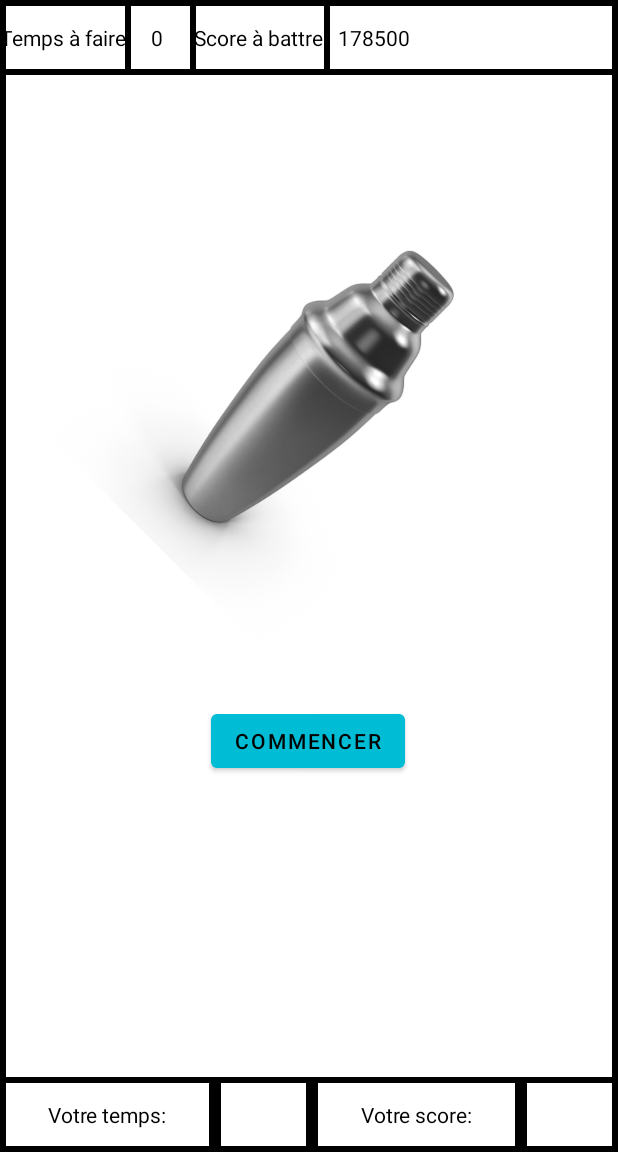
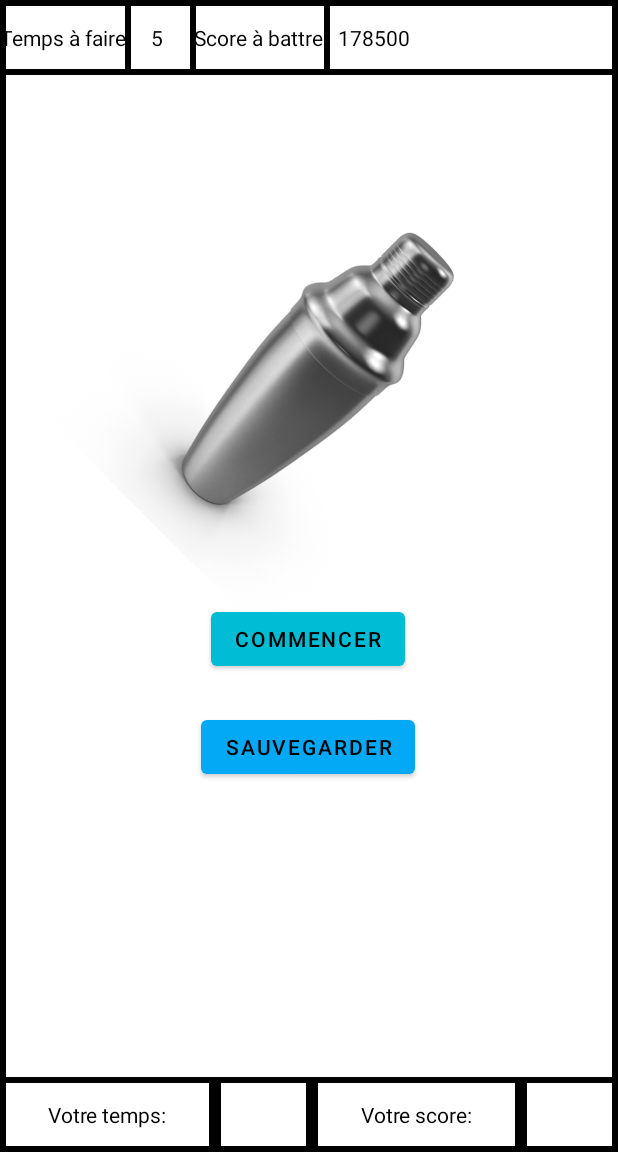
Before and after one commit to Amiralgaby/barman_shaker, an Android app: the screen it shows after launch (JeuActivity), after a tap on "LANCER LE JEU", on a phone screen of 412 x 824 dp, the part 84-1236 px from its top. Run offline under Robolectric (Android 15) with nearby library versions, the phone set to English and light mode, and no system bars.

Commit message:
[Dev] Serialisation

```diff
--- a/Code/Projet_Barman/app/src/main/java/com/example/projet_barman/PartieController.java
+++ b/Code/Projet_Barman/app/src/main/java/com/example/projet_barman/PartieController.java
@@ -74,6 +74,8 @@ public class PartieController implements SensorEventListener {
         return partieActuelle;
     }
 
+    public void setPartieActuelle(Partie partieActuelle) { this.partieActuelle = partieActuelle; }
+
     /**
      * Permet de prendre le temps de la partie selon le temps maximal de secouage
      * @param event l'envent à partir duquel on obtient le temps
--- a/Code/Projet_Barman/app/src/main/java/modele/Manager.java
+++ b/Code/Projet_Barman/app/src/main/java/modele/Manager.java
@@ -26,6 +26,8 @@ public class Manager {
     public static  Manager getInstance() {
         return INSTANCE;
     }
+
+    public PartieController getPartieController() { return partieController; }
 
     public Partie getPartieActuelle() { return partieController.getPartieActuelle(); }
 
--- a/Code/Projet_Barman/app/src/main/java/modele/Niveau.java
+++ b/Code/Projet_Barman/app/src/main/java/modele/Niveau.java
@@ -2,10 +2,12 @@ package modele;
 
 import android.util.Log;
 
+import java.io.Serializable;
+
 /**
  * La classe niveau gère les points minimum, les points du joueur, le shaker utilisé, la condition de victoire
  */
-public class Niveau {
+public class Niveau implements Serializable {
     private Shaker shaker;
 
     private int nbMinPts;
--- a/Code/Projet_Barman/app/src/main/java/modele/Shaker.java
+++ b/Code/Projet_Barman/app/src/main/java/modele/Shaker.java
@@ -1,9 +1,11 @@
 package modele;
+
+import java.io.Serializable;
 
 /**
  * Modèle du Shaker qui contient les données utilisées pour le calcul de réussite du niveau
  */
-public class Shaker {
+public class Shaker implements Serializable {
 
     private float secouageAccumule = 0;
     private long tpsshake;
@@ -16,7 +18,7 @@ public class Shaker {
     public Shaker(int maxpts, int numniveau) {
         System.out.println("Maximum points dans le shaker: "+ maxpts + " Numéro niveau dans le shaker: " + numniveau);
         this.maxpts=maxpts;
-        tpsshake= 0;//(long) Math.pow(2,numniveau);
+        tpsshake= (long) ( (2+numniveau) + Math.random()*(10-5));
     }
 
     public int getMaxpts() { return maxpts; }
--- a/Code/Projet_Barman/app/src/main/res/layout/activity_main.xml
+++ b/Code/Projet_Barman/app/src/main/res/layout/activity_main.xml
@@ -51,16 +51,18 @@
                 android:layout_height="50dp"
                 android:layout_marginTop="76dp"
                 android:text="@string/charger_une_partie"
+                android:onClick="Charger"
                 android:textColor="#000000"
                 android:textColorHint="#000000"
                 app:backgroundTint="#00BCD4" />
 
             <Button
-                android:id="@+id/button3"
+                android:id="@+id/effacer_sauvegarde"
                 android:layout_width="200dp"
                 android:layout_height="50dp"
                 android:layout_marginTop="76dp"
                 android:text="@string/effacer_une_partie"
+                android:onClick="SupprimerSauvegarde"
                 android:textColor="#000000"
                 android:textColorHint="#FFFFFF"
                 app:backgroundTint="#00BCD4" />
--- a/Code/Projet_Barman/app/src/main/res/layout/page_jeu.xml
+++ b/Code/Projet_Barman/app/src/main/res/layout/page_jeu.xml
@@ -1,6 +1,7 @@
 <?xml version="1.0" encoding="utf-8"?>
 <androidx.constraintlayout.widget.ConstraintLayout xmlns:android="http://schemas.android.com/apk/res/android"
     xmlns:app="http://schemas.android.com/apk/res-auto"
+    xmlns:tools="http://schemas.android.com/tools"
     android:layout_width="match_parent"
     android:layout_height="match_parent"
     android:background="@drawable/bordure">
@@ -63,11 +64,11 @@
         android:id="@+id/game"
         android:layout_width="wrap_content"
         android:layout_height="wrap_content"
-        android:layout_marginTop="64dp"
+        android:layout_marginTop="8dp"
+        android:onClick="jouer"
         android:text="@string/commencer"
         android:textColor="#000000"
         app:backgroundTint="#00BCD4"
-        android:onClick="jouer"
         app:layout_constraintEnd_toEndOf="parent"
         app:layout_constraintHorizontal_bias="0.498"
         app:layout_constraintStart_toStartOf="parent"
@@ -77,16 +78,17 @@
         android:id="@+id/imageView2"
         android:layout_width="314dp"
         android:layout_height="284dp"
-        android:layout_marginTop="72dp"
+        android:layout_marginTop="60dp"
+        android:contentDescription="@string/image_du_shaker"
         android:rotation="45"
         app:layout_constraintEnd_toEndOf="parent"
         app:layout_constraintHorizontal_bias="0.494"
         app:layout_constraintStart_toStartOf="parent"
         app:layout_constraintTop_toBottomOf="@+id/linearLayout"
-        app:srcCompat="@drawable/shaker"
-        android:contentDescription="@string/image_du_shaker" />
+        app:srcCompat="@drawable/shaker" />
 
     <LinearLayout
+        android:id="@+id/linearLayout2"
         android:layout_width="match_parent"
         android:layout_height="wrap_content"
         android:background="@drawable/bordure"
@@ -141,4 +143,20 @@
 
     </LinearLayout>
 
+    <Button
+        android:id="@+id/Sauvegarder"
+        android:layout_width="wrap_content"
+        android:layout_height="wrap_content"
+        android:layout_marginTop="24dp"
+        android:onClick="Sauvegarder"
+        android:text="@string/sauvegarder"
+        android:textColor="#000000"
+        app:backgroundTint="#03A9F4"
+        app:layout_constraintBottom_toTopOf="@+id/linearLayout2"
+        app:layout_constraintEnd_toEndOf="parent"
+        app:layout_constraintHorizontal_bias="0.498"
+        app:layout_constraintStart_toStartOf="parent"
+        app:layout_constraintTop_toBottomOf="@+id/game"
+        app:layout_constraintVertical_bias="0.0" />
+
 </androidx.constraintlayout.widget.ConstraintLayout>
--- a/Code/Projet_Barman/app/src/main/res/values/strings.xml
+++ b/Code/Projet_Barman/app/src/main/res/values/strings.xml
@@ -16,4 +16,5 @@
     <string name="vous_avez_gagn">Vous avez gagné</string>
     <string name="niveau_suivant">Niveau suivant</string>
     <string name="image_du_shaker">Image du shaker</string>
+    <string name="sauvegarder">Sauvegarder</string>
 </resources>
```
Also changed, not shown: Code/Projet_Barman/app/src/main/java/com/example/projet_barman/JeuActivity.java (+20 -0 lines), Code/Projet_Barman/app/src/main/java/com/example/projet_barman/MainActivity.java (+32 -0 lines), Code/Projet_Barman/app/src/main/java/modele/Partie.java (+19 -1 lines).
